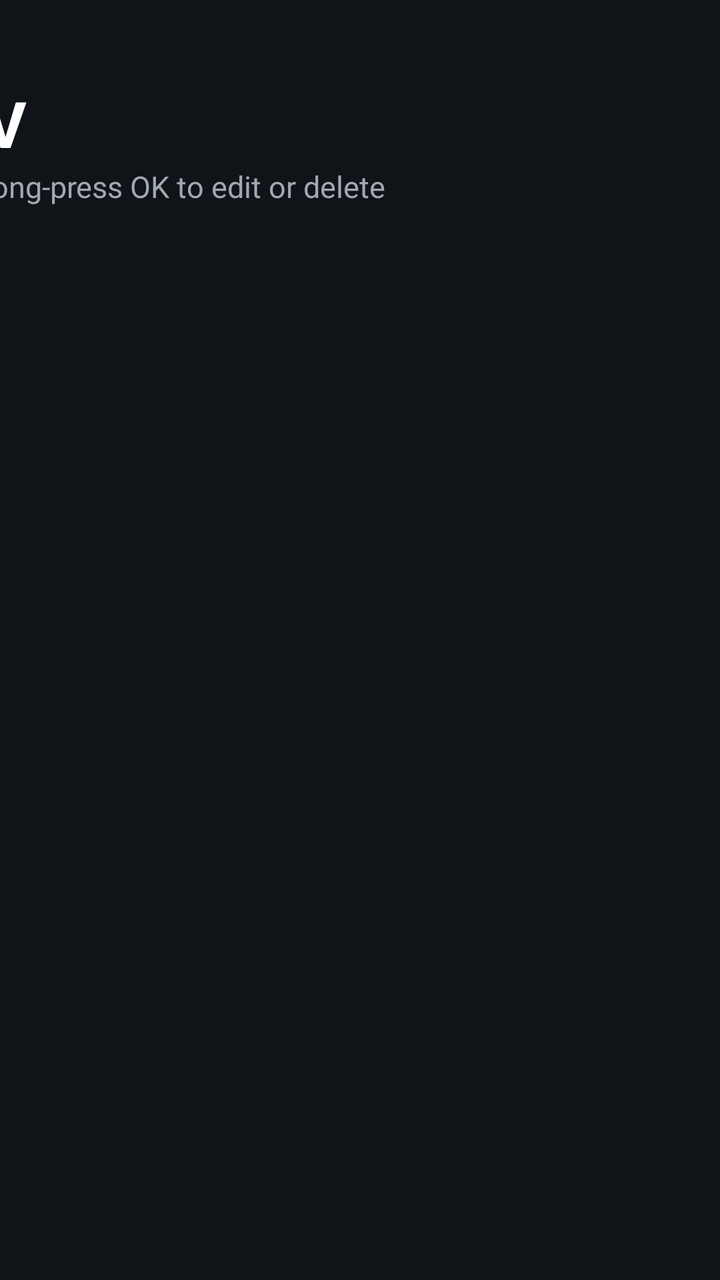
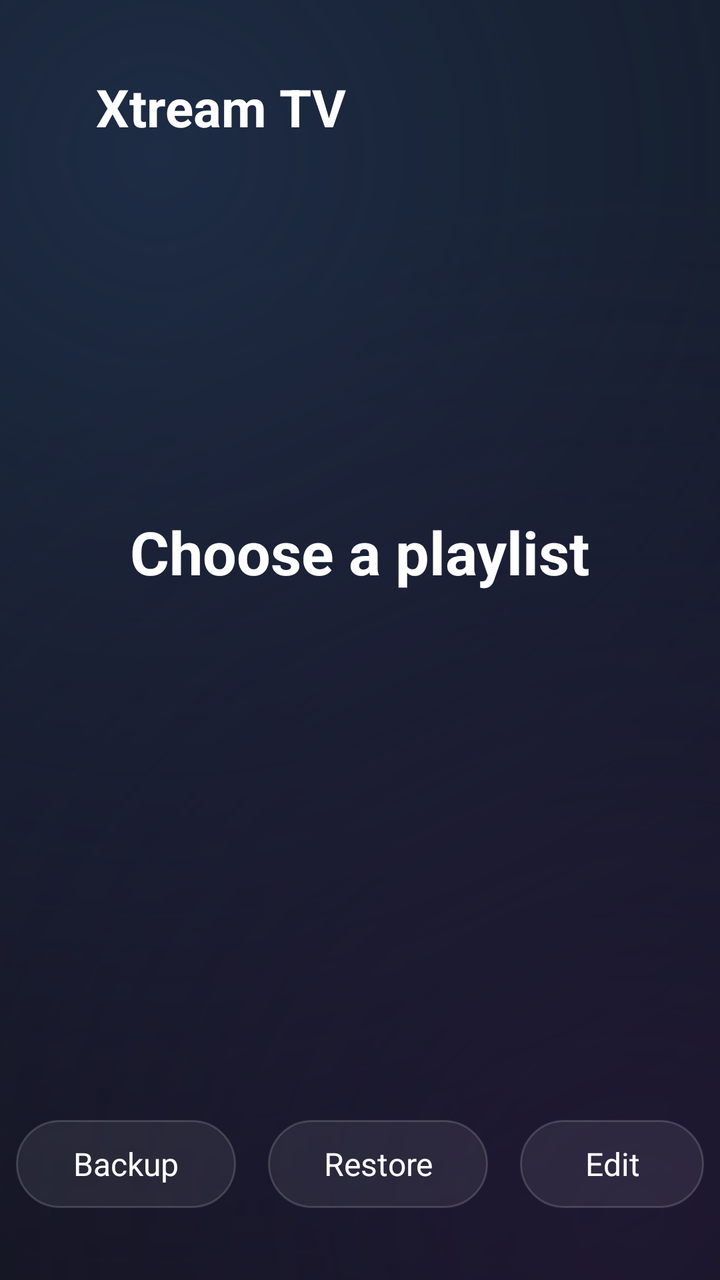

Two renders of the same Android screen: before a commit and after it. Below are the layout's source before the change and the commit's diff.
<!-- AndroidManifest.xml: application theme AppTheme -->
<!-- res/layout/activity_playlists.xml -->
<?xml version="1.0" encoding="utf-8"?>
<FrameLayout xmlns:android="http://schemas.android.com/apk/res/android"
    android:layout_width="match_parent"
    android:layout_height="match_parent"
    android:background="@color/bg">

    <LinearLayout
        android:layout_width="640dp"
        android:layout_height="match_parent"
        android:layout_gravity="center_horizontal"
        android:orientation="vertical"
        android:paddingTop="40dp"
        android:paddingBottom="24dp">

        <TextView
            android:layout_width="wrap_content"
            android:layout_height="wrap_content"
            android:text="Xtream TV"
            android:textColor="@color/text"
            android:textSize="32sp"
            android:textStyle="bold" />

        <TextView
            android:layout_width="wrap_content"
            android:layout_height="wrap_content"
            android:layout_marginBottom="16dp"
            android:text="Choose a playlist  ·  long-press OK to edit or delete"
            android:textColor="@color/text_secondary"
            android:textSize="15sp" />

        <TextView
            android:id="@+id/message"
            android:layout_width="match_parent"
            android:layout_height="wrap_content"
            android:layout_marginBottom="12dp"
            android:textColor="@color/error"
            android:textSize="15sp"
            android:visibility="gone" />

        <ProgressBar
            android:id="@+id/progress"
            android:layout_width="40dp"
            android:layout_height="40dp"
            android:layout_marginBottom="12dp"
            android:visibility="gone" />

        <androidx.recyclerview.widget.RecyclerView
            android:id="@+id/playlists"
            android:layout_width="match_parent"
            android:layout_height="match_parent"
            android:clipToPadding="false"
            android:padding="4dp" />
    </LinearLayout>
</FrameLayout>
<!-- resources referenced by this layout -->
<resources>
  <color name="bg">#FF101418</color>
  <color name="error">#FFFF6B6B</color>
  <color name="text">#FFFFFFFF</color>
  <color name="text_secondary">#FFA0A8B0</color>
  <color name="surface">#FF1C232B</color>
  <color name="accent">#FF3D8BFD</color>
  <style name="TvDialog" parent="Theme.AppCompat.Dialog.Alert">
          <item name="colorAccent">@color/accent</item>
          <item name="android:windowBackground">@drawable/bg_panel</item>
          <item name="buttonBarPositiveButtonStyle">@style/TvDialogButton</item>
          <item name="buttonBarNegativeButtonStyle">@style/TvDialogButton</item>
      </style>
  <!-- drawable bg_panel (drawable) -->
  <?xml version="1.0" encoding="utf-8"?>
  <shape xmlns:android="http://schemas.android.com/apk/res/android">
      <solid android:color="@color/overlay" />
      <corners android:radius="12dp" />
  </shape>
  <style name="TvDialogButton" parent="Widget.AppCompat.Button.ButtonBar.AlertDialog">
          <item name="android:background">@drawable/bg_button</item>
          <item name="android:textColor">@color/text</item>
          <item name="android:minWidth">120dp</item>
          <item name="android:textAllCaps">false</item>
      </style>
  <color name="overlay">#E6101418</color>
  <!-- unchanged entries left out for length: 2 -->
</resources>

<!-- the commit's change to res/layout/activity_playlists.xml (unified diff, before → after) -->
@@ -2,53 +2,86 @@
 <FrameLayout xmlns:android="http://schemas.android.com/apk/res/android"
     android:layout_width="match_parent"
     android:layout_height="match_parent"
-    android:background="@color/bg">
+    android:background="@drawable/bg_glow">
+
+    <TextView
+        android:layout_width="wrap_content"
+        android:layout_height="wrap_content"
+        android:layout_gravity="top|start"
+        android:layout_marginLeft="48dp"
+        android:layout_marginTop="36dp"
+        android:text="Xtream TV"
+        android:textColor="@color/text"
+        android:textSize="26sp"
+        android:textStyle="bold" />
 
     <LinearLayout
-        android:layout_width="640dp"
-        android:layout_height="match_parent"
-        android:layout_gravity="center_horizontal"
-        android:orientation="vertical"
-        android:paddingTop="40dp"
-        android:paddingBottom="24dp">
+        android:layout_width="match_parent"
+        android:layout_height="wrap_content"
+        android:layout_gravity="center"
+        android:layout_marginBottom="20dp"
+        android:gravity="center_horizontal"
+        android:orientation="vertical">
 
         <TextView
             android:layout_width="wrap_content"
             android:layout_height="wrap_content"
-            android:text="Xtream TV"
+            android:layout_marginBottom="28dp"
+            android:text="Choose a playlist"
             android:textColor="@color/text"
-            android:textSize="32sp"
+            android:textSize="30sp"
             android:textStyle="bold" />
 
-        <TextView
+        <androidx.recyclerview.widget.RecyclerView
+            android:id="@+id/playlists"
             android:layout_width="wrap_content"
             android:layout_height="wrap_content"
-            android:layout_marginBottom="16dp"
-            android:text="Choose a playlist  ·  long-press OK to edit or delete"
-            android:textColor="@color/text_secondary"
-            android:textSize="15sp" />
+            android:clipChildren="false"
+            android:clipToPadding="false"
+            android:paddingLeft="24dp"
+            android:paddingTop="10dp"
+            android:paddingRight="24dp"
+            android:paddingBottom="10dp" />
 
         <TextView
             android:id="@+id/message"
-            android:layout_width="match_parent"
+            android:layout_width="wrap_content"
             android:layout_height="wrap_content"
-            android:layout_marginBottom="12dp"
+            android:layout_marginTop="16dp"
+            android:gravity="center"
+            android:maxWidth="760dp"
             android:textColor="@color/error"
             android:textSize="15sp"
             android:visibility="gone" />
 
         <ProgressBar
             android:id="@+id/progress"
-            android:layout_width="40dp"
-            android:layout_height="40dp"
-            android:layout_marginBottom="12dp"
+            android:layout_width="36dp"
+            android:layout_height="36dp"
+            android:layout_marginTop="16dp"
             android:visibility="gone" />
+    </LinearLayout>
 
-        <androidx.recyclerview.widget.RecyclerView
-            android:id="@+id/playlists"
-            android:layout_width="match_parent"
-            android:layout_height="match_parent"
-            android:clipToPadding="false"
-            android:padding="4dp" />
+    <LinearLayout
+        android:layout_width="wrap_content"
+        android:layout_height="wrap_content"
+        android:layout_gravity="bottom|center_horizontal"
+        android:layout_marginBottom="36dp"
+        android:orientation="horizontal">
+
+        <TextView
+            android:id="@+id/backup"
+            style="@style/GlassPill"
+            android:text="Backup" />
+
+        <TextView
+            android:id="@+id/restore"
+            style="@style/GlassPill"
+            android:text="Restore" />
+
+        <TextView
+            android:id="@+id/edit"
+            style="@style/GlassPill"
+            android:text="Edit" />
     </LinearLayout>
 </FrameLayout>
<!-- resource entries referenced after the edit -->
@@ -3,6 +3,70 @@
   <color name="bg">#FF101418</color>
   <color name="error">#FFFF6B6B</color>
   <color name="text">#FFFFFFFF</color>
+  <!-- drawable bg_glow (drawable) -->
+  <?xml version="1.0" encoding="utf-8"?>
+  <layer-list xmlns:android="http://schemas.android.com/apk/res/android">
+      <item>
+          <shape>
+              <solid android:color="#FF0E1218" />
+          </shape>
+      </item>
+      <item>
+          <shape>
+              <gradient
+                  android:centerX="0.22"
+                  android:centerY="0.12"
+                  android:endColor="#000E1218"
+                  android:gradientRadius="620dp"
+                  android:startColor="#FF1D2B44"
+                  android:type="radial" />
+          </shape>
+      </item>
+      <item>
+          <shape>
+              <gradient
+                  android:centerX="0.88"
+                  android:centerY="0.95"
+                  android:endColor="#000E1218"
+                  android:gradientRadius="520dp"
+                  android:startColor="#B324193A"
+                  android:type="radial" />
+          </shape>
+      </item>
+  </layer-list>
+  <style name="GlassPill">
+          <item name="android:layout_width">wrap_content</item>
+          <item name="android:layout_height">44dp</item>
+          <item name="android:layout_marginLeft">8dp</item>
+          <item name="android:layout_marginRight">8dp</item>
+          <item name="android:minWidth">110dp</item>
+          <item name="android:paddingLeft">22dp</item>
+          <item name="android:paddingRight">22dp</item>
+          <item name="android:gravity">center</item>
+          <item name="android:background">@drawable/bg_glass_pill</item>
+          <item name="android:focusable">true</item>
+          <item name="android:clickable">true</item>
+          <item name="android:textColor">@color/text</item>
+          <item name="android:textSize">16sp</item>
+      </style>
+  <!-- drawable bg_glass_pill (drawable) -->
+  <?xml version="1.0" encoding="utf-8"?>
+  <selector xmlns:android="http://schemas.android.com/apk/res/android">
+      <item android:state_focused="true">
+          <shape>
+              <solid android:color="#803D8BFD" />
+              <stroke android:width="2dp" android:color="@android:color/white" />
+              <corners android:radius="24dp" />
+          </shape>
+      </item>
+      <item>
+          <shape>
+              <solid android:color="#12FFFFFF" />
+              <stroke android:width="1dp" android:color="#29FFFFFF" />
+              <corners android:radius="24dp" />
+          </shape>
+      </item>
+  </selector>
   <color name="text_secondary">#FFA0A8B0</color>
   <color name="surface">#FF1C232B</color>
   <color name="accent">#FF3D8BFD</color>
